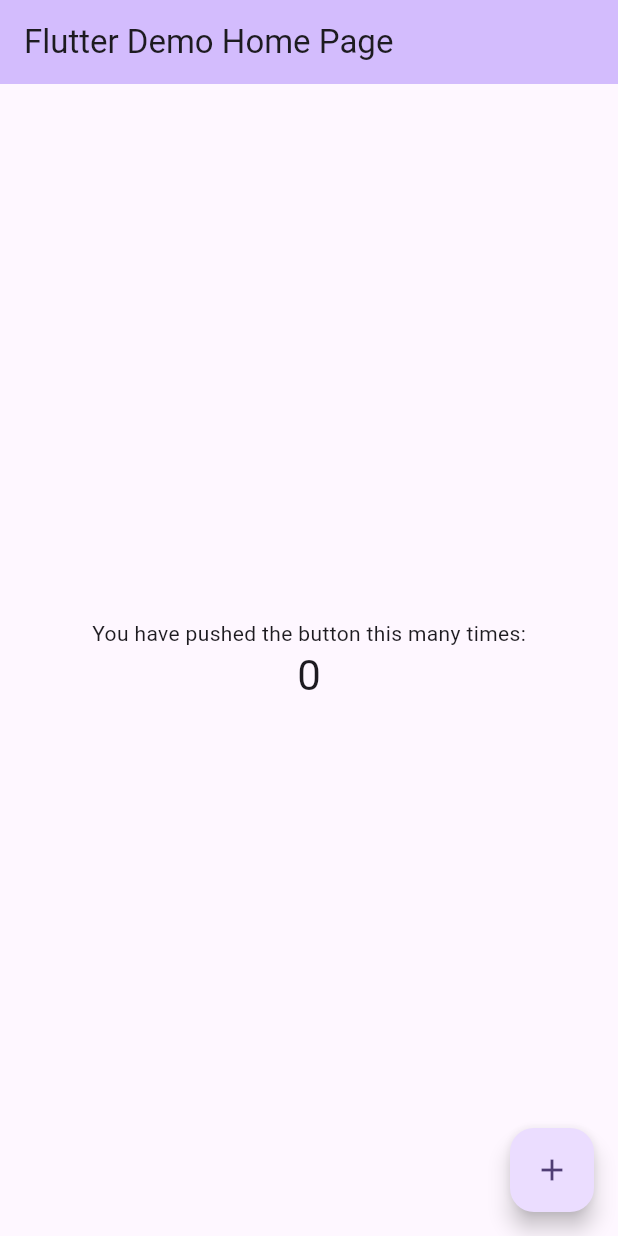
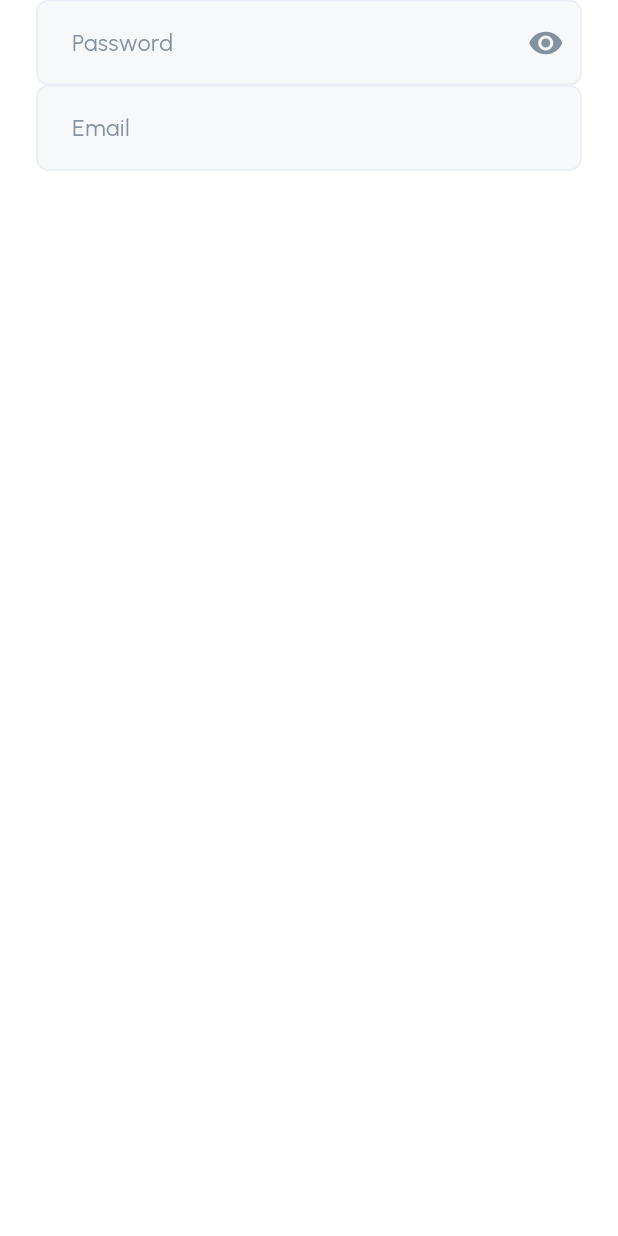
Before and after one commit to Elhaw2003/finance-app, a Flutter app: the screen it shows after launch, on a phone screen of 412 x 824 dp. Run offline on Flutter 3.47's test engine with Material 3 defaults, Android fonts, the phone set to English and light mode, and no system bars; our stand-ins replace flutter_screenutil.

Commit message:
core file finished

```diff
--- /dev/null
+++ b/lib/core/utilities/app_colors.dart
@@ -0,0 +1,12 @@
+import 'dart:ui';
+
+import 'package:flutter/material.dart';
+
+class AppColors{
+  static const Color primaryColor = Color(0xff617AFD);
+  static const Color secondaryColor = Color(0xff8391A1);
+  static const Color white = Colors.white;
+  static const Color grey = Color(0xff8391A1);
+  static const Color borderTextFieldColor = Color(0xffE8ECF4);
+  static const Color textFieldColor = Color(0xffF7F8F9);
+}
--- /dev/null
+++ b/lib/core/utilities/app_fonts.dart
@@ -0,0 +1,3 @@
+class AppFonts{
+  static const String mainFont = "Urbanist";
+}
--- /dev/null
+++ b/lib/core/utilities/app_styles.dart
@@ -0,0 +1,16 @@
+import 'package:flutter/material.dart';
+import 'package:finance_app/core/utilities/app_colors.dart';
+import 'package:flutter_screenutil/flutter_screenutil.dart';
+
+class AppStyles{
+  static  TextStyle primaryHeadLineStyle = TextStyle(
+    color: AppColors.primaryColor,
+    fontWeight: FontWeight.w700,
+    fontSize: 30.sp
+  );
+  static  TextStyle subTitlesStyle = TextStyle(
+    color: AppColors.secondaryColor,
+    fontWeight: FontWeight.w500,
+    fontSize: 16.sp
+  );
+}
--- /dev/null
+++ b/lib/core/utilities/app_texts.dart
@@ -0,0 +1,4 @@
+class AppTexts{
+  static const String login = "Login";
+  static const String register = "Register";
+}
--- /dev/null
+++ b/lib/core/utilities/app_theme.dart
@@ -0,0 +1,20 @@
+import 'package:finance_app/core/utilities/app_colors.dart';
+import 'package:finance_app/core/utilities/app_fonts.dart';
+import 'package:finance_app/core/utilities/app_styles.dart';
+import 'package:flutter/material.dart';
+
+class AppThemes {
+ static final lightTheme = ThemeData(
+   primaryColor: AppColors.primaryColor,
+   scaffoldBackgroundColor: AppColors.white,
+   fontFamily: AppFonts.mainFont,
+   textTheme: TextTheme(
+     titleLarge: AppStyles.primaryHeadLineStyle,
+     titleMedium: AppStyles.subTitlesStyle
+   ),
+   buttonTheme:  const ButtonThemeData(
+     buttonColor: AppColors.primaryColor,
+     disabledColor: AppColors.secondaryColor
+   )
+ );
+}
--- /dev/null
+++ b/lib/core/widgets/custom_button_widget.dart
@@ -0,0 +1,42 @@
+import 'package:flutter/material.dart';
+import 'package:flutter_screenutil/flutter_screenutil.dart';
+
+class CustomButtonWidget extends StatelessWidget {
+  const CustomButtonWidget(
+      {super.key,
+      this.onPressed,
+      required this.title,
+      required this.titleColor,
+      required this.buttonColor,
+      required this.borderColor});
+  final void Function()? onPressed;
+  final String title;
+  final Color titleColor;
+  final Color buttonColor;
+  final Color borderColor;
+  @override
+  Widget build(BuildContext context) {
+    return ElevatedButton(
+        style: ButtonStyle(
+          fixedSize: WidgetStatePropertyAll(Size(331.w, 56.h)),
+          alignment: Alignment.center,
+          backgroundColor: WidgetStatePropertyAll(buttonColor),
+          shape: WidgetStatePropertyAll(
+            RoundedRectangleBorder(
+              borderRadius: BorderRadius.circular(8.r),
+              side: BorderSide(color: borderColor),
+            ),
+          ),
+        ),
+        onPressed: onPressed,
+        child: Text(
+          title,
+          style: TextStyle(
+              color: titleColor,
+              fontSize: 15.sp,
+              fontWeight: FontWeight.w600
+          ),
+        ),
+    );
+  }
+}
--- /dev/null
+++ b/lib/core/widgets/custom_text_field_widget.dart
@@ -0,0 +1,41 @@
+import 'package:finance_app/core/utilities/app_colors.dart';
+import 'package:flutter/material.dart';
+import 'package:flutter_screenutil/flutter_screenutil.dart';
+
+class CustomTextFieldWidget extends StatelessWidget {
+  const CustomTextFieldWidget({super.key, required this.hintText, this.suffixIcon,this.obscureText});
+  final String hintText;
+  final Widget? suffixIcon;
+  final bool? obscureText;
+  @override
+  Widget build(BuildContext context) {
+    return SizedBox(
+      height: 56.h,
+      width: 331.w,
+      child: TextFormField(
+        obscureText: obscureText?? false,
+        cursorColor: AppColors.primaryColor,
+        decoration: InputDecoration(
+          contentPadding: EdgeInsets.symmetric(horizontal: 18.w,vertical: 18.h),
+          filled: true,
+          fillColor: AppColors.textFieldColor,
+          hintText: hintText,
+          hintStyle: TextStyle(
+            color: AppColors.grey,
+            fontWeight: FontWeight.w500,
+            fontSize: 15.sp
+          ),
+          enabledBorder: OutlineInputBorder(
+            borderRadius: BorderRadius.circular(8.r),
+            borderSide: const BorderSide(color: AppColors.borderTextFieldColor,width: 1)
+          ),
+          focusedBorder: OutlineInputBorder(
+              borderRadius: BorderRadius.circular(8.r),
+              borderSide: const BorderSide(color: AppColors.primaryColor,width: 1)
+          ),
+          suffixIcon: suffixIcon
+        ),
+      ),
+    );
+  }
+}
--- a/lib/main.dart
+++ b/lib/main.dart
@@ -1,126 +1,62 @@
+import 'package:finance_app/core/utilities/app_colors.dart';
+import 'package:finance_app/core/utilities/app_texts.dart';
+import 'package:finance_app/core/utilities/app_theme.dart';
+import 'package:finance_app/core/widgets/custom_button_widget.dart';
+import 'package:finance_app/core/widgets/custom_text_field_widget.dart';
 import 'package:flutter/material.dart';
+import 'package:flutter_screenutil/flutter_screenutil.dart';
 
-void main() {
-  runApp(const MyApp());
+main() {
+  runApp( const FinanceApp());
 }
 
-class MyApp extends StatelessWidget {
-  const MyApp({super.key});
+class FinanceApp extends StatefulWidget {
+   const FinanceApp({super.key});
 
-  // This widget is the root of your application.
+  @override
+  State<FinanceApp> createState() => _FinanceAppState();
+}
+
+class _FinanceAppState extends State<FinanceApp> {
+  bool obscureText = true;
+
   @override
   Widget build(BuildContext context) {
-    return MaterialApp(
-      title: 'Flutter Demo',
-      theme: ThemeData(
-
-        // This is the theme of your application.
-        //
-        // TRY THIS: Try running your application with "flutter run". You'll see
-        // the application has a purple toolbar. Then, without quitting the app,
-        // try changing the seedColor in the colorScheme below to Colors.green
-        // and then invoke "hot reload" (save your changes or press the "hot
-        // reload" button in a Flutter-supported IDE, or press "r" if you used
-        // the command line to start the app).
-        //
-        // Notice that the counter didn't reset back to zero; the application
-        // state is not lost during the reload. To reset the state, use hot
-        // restart instead.
-        //
-        // This works for code too, not just values: Most code changes can be
-        // tested with just a hot reload.
-        colorScheme: ColorScheme.fromSeed(seedColor: Colors.deepPurple),
-        useMaterial3: true,
+    return ScreenUtilInit(
+      designSize: const Size(375, 812),
+      minTextAdapt: true,
+      splitScreenMode: true,
+      builder: (context, child) {
+        return MaterialApp(
+          theme: AppThemes.lightTheme,
+          debugShowCheckedModeBanner: false,
+          home: child,
+        );
+      },
+      child: Scaffold(
+        body: Center(
+          child: Column(
+            children: [
+              CustomTextFieldWidget(
+                hintText: "Password",
+                obscureText: obscureText,
+                suffixIcon: IconButton(
+                  onPressed: () {
+                    setState(() {
+                      obscureText = !obscureText;
+                    });
+                  },
+                  icon: Icon(
+                    Icons.visibility,
+                    color: obscureText? AppColors.grey: AppColors.primaryColor,
+                  ),
+                ),
+              ),
+              CustomTextFieldWidget(hintText: "Email")
+            ],
+          )
+        ),
       ),
-      home: const MyHomePage(title: 'Flutter Demo Home Page'),
     );
   }
 }
-
-class MyHomePage extends StatefulWidget {
-  const MyHomePage({super.key, required this.title});
-
-  // This widget is the home page of your application. It is stateful, meaning
-  // that it has a State object (defined below) that contains fields that affect
-  // how it looks.
-
-  // This class is the configuration for the state. It holds the values (in this
-  // case the title) provided by the parent (in this case the App widget) and
-  // used by the build method of the State. Fields in a Widget subclass are
-  // always marked "final".
-
-  final String title;
-
-  @override
-  State<MyHomePage> createState() => _MyHomePageState();
-}
-
-class _MyHomePageState extends State<MyHomePage> {
-  int _counter = 0;
-
-  void _incrementCounter() {
-    setState(() {
-      // This call to setState tells the Flutter framework that something has
-      // changed in this State, which causes it to rerun the build method below
-      // so that the display can reflect the updated values. If we changed
-      // _counter without calling setState(), then the build method would not be
-      // called again, and so nothing would appear to happen.
-      _counter++;
-    });
-  }
-
-  @override
-  Widget build(BuildContext context) {
-    // This method is rerun every time setState is called, for instance as done
-    // by the _incrementCounter method above.
-    //
-    // The Flutter framework has been optimized to make rerunning build methods
-    // fast, so that you can just rebuild anything that needs updating rather
-    // than having to individually change instances of widgets.
-    return Scaffold(
-      appBar: AppBar(
-        // TRY THIS: Try changing the color here to a specific color (to
-        // Colors.amber, perhaps?) and trigger a hot reload to see the AppBar
-        // change color while the other colors stay the same.
-        backgroundColor: Theme.of(context).colorScheme.inversePrimary,
-        // Here we take the value from the MyHomePage object that was created by
-        // the App.build method, and use it to set our appbar title.
-        title: Text(widget.title),
-      ),
-      body: Center(
-        // Center is a layout widget. It takes a single child and positions it
-        // in the middle of the parent.
-        child: Column(
-          // Column is also a layout widget. It takes a list of children and
-          // arranges them vertically. By default, it sizes itself to fit its
-          // children horizontally, and tries to be as tall as its parent.
-          //
-          // Column has various properties to control how it sizes itself and
-          // how it positions its children. Here we use mainAxisAlignment to
-          // center the children vertically; the main axis here is the vertical
-          // axis because Columns are vertical (the cross axis would be
-          // horizontal).
-          //
-          // TRY THIS: Invoke "debug painting" (choose the "Toggle Debug Paint"
-          // action in the IDE, or press "p" in the console), to see the
-          // wireframe for each widget.
-          mainAxisAlignment: MainAxisAlignment.center,
-          children: <Widget>[
-            const Text(
-              'You have pushed the button this many times:',
-            ),
-            Text(
-              '$_counter',
-              style: Theme.of(context).textTheme.headlineMedium,
-            ),
-          ],
-        ),
-      ),
-      floatingActionButton: FloatingActionButton(
-        onPressed: _incrementCounter,
-        tooltip: 'Increment',
-        child: const Icon(Icons.add),
-      ), // This trailing comma makes auto-formatting nicer for build methods.
-    );
-  }
-}
```
Also changed, not shown: pubspec.yaml (+5 -6 lines), assets/Urbanist-Regular.ttf (added), pubspec.lock.
